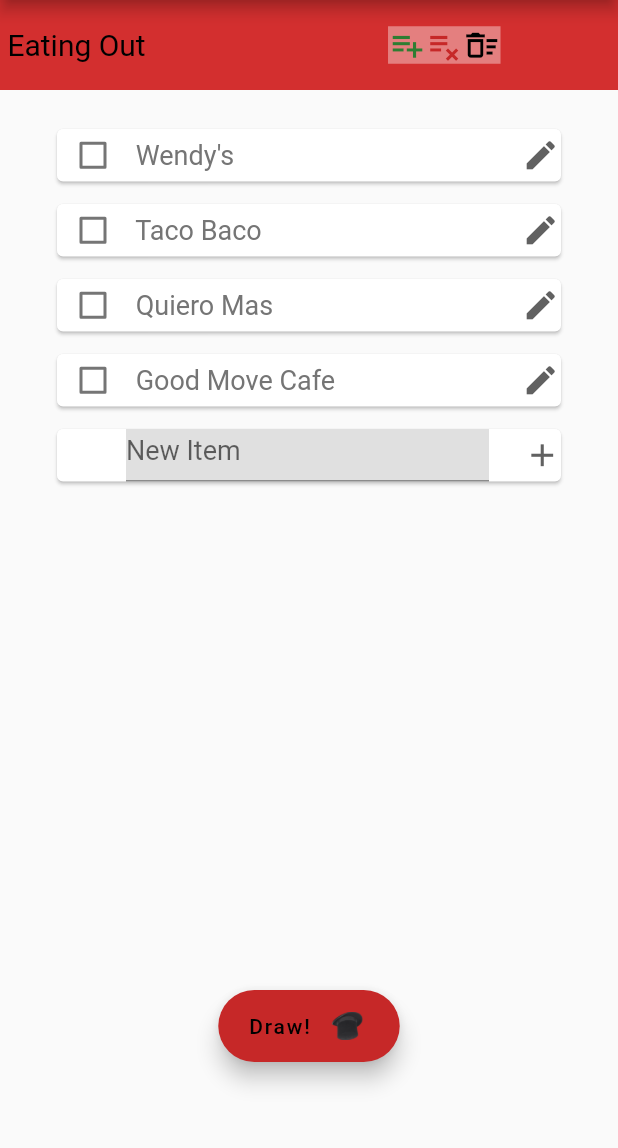
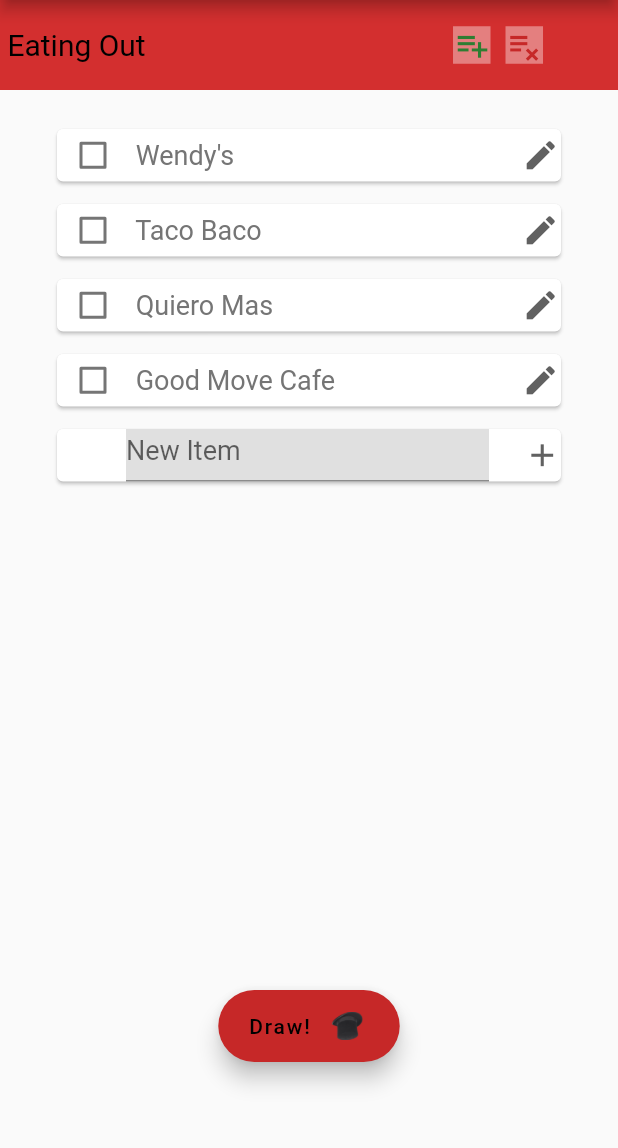
Before and after one commit to BrtWilson/hat_draw, a Flutter app: the CategoriesPage screen opened by its route, after a tap on "Eating Out", on a phone screen of 412 x 824 dp, the part 84-1232 px from its top. Run offline on Flutter 3.47's test engine with Material 2 defaults, Android fonts, the light colour scheme and no system bars.

Commit message:
Adjusted icons on item page (removed black icon, now only on Current Selection page). Added hero tags.
Still need to differentiate category and item editing.

```diff
--- a/lib/hdw_state.dart
+++ b/lib/hdw_state.dart
@@ -5,13 +5,16 @@
   List<String> _categories = ["Eating Out", "Board Games"];
   List<CategoryContents> _catMap = [
     CategoryContents("Eating Out", ["Wendy's", "Taco Baco", "Quiero Mas", "Good Move Cafe"]),
-    CategoryContents("Board Games", ["Skull", "Doom", "Dead of Winter", "Betrayal", "San Guo Sha", "Binding of Isaac"])];
+    CategoryContents("Board Games", ["Skull", "Doom", "Dead of Winter", "Betrayal", "San Guo Sha", "Binding of Isaac"])
+  ];
   List<String> _currentItems = []; // "Woops! Nothing."
   List<String> _currentFullCategories = [];
+  List<String> _previousSelection = [];
 
   List<String> get sCategories => _categories;
   List<CategoryContents> get sCatContents => _catMap;
   List<String> get sCurrentItems => _currentItems;
+  List<String> get sLastSelection => _previousSelection;
 
   bool addItem(String catName, String item) {
     int index = _categories.indexOf(catName);
@@ -132,6 +135,14 @@
     _currentItems = [];
     _currentFullCategories = [];
   }
+
+  int itemCount() {
+    return _currentItems.length;
+  }
+
+  saveAsHistory() {
+    _previousSelection = _currentItems;
+  }
 }
 
 
--- a/lib/pages/init_page.dart
+++ b/lib/pages/init_page.dart
@@ -36,6 +36,7 @@
                       Column(
                         children: [
                           FloatingActionButton.extended(
+                            heroTag: "prepare draw",
                             label: const Text("Prepare a Draw"),
                             backgroundColor: Colors.red[900],
                             foregroundColor: Colors.black,
@@ -47,7 +48,7 @@
                       ),
                   ),
                   FloatingActionButton.extended(
-                    key: const Key("InitDraw"),
+                    heroTag: "init draw",
                     label: const Text("Repeat last Draw"),
                     backgroundColor: Colors.red[900],
                     foregroundColor: Colors.black,
--- a/lib/pages/items_page.dart
+++ b/lib/pages/items_page.dart
@@ -123,6 +123,8 @@
 
   @override
   Widget build(BuildContext context) {
+    double iconsWidth = 60;
+
     return Container(
       width: HdwConstants.stdTileWidth(context),
       height: HdwConstants.tileHeight,
@@ -136,17 +138,23 @@
                   color: Colors.black
               )
           ),
-          const Spacer(flex: 2,),
-          Container(
-            color: Colors.white38,
+          const Spacer(flex: 4,),
+          SizedBox(
+            width: iconsWidth,
+//            color: Colors.white38,
             child: Row(
               children: [
                 if (HdwConstants.currentSelection != _catName)
                   InkWell(
-                    child: Icon(
+                    child:
+                      Container(
+                        color: Colors.white38,
+                        child:
+                          Icon(
                             Icons.playlist_add,
                             color: Colors.green[800],
                             size: 25.0,
+                          ),
                       ),
                     onTap: () {
                       Action_(ItemPageConstants.addCategory);
@@ -155,12 +163,17 @@
 
                     },
                   ),
+                const Spacer(),
                 if (HdwConstants.currentSelection != _catName)
                   InkWell(
+                    child:
+                    Container(
+                      color: Colors.white38,
                       child: Icon(
                         Icons.playlist_remove,
                         color: Colors.red[800],
                         size: 25.0,
+                      ),
                     ),
                     onTap: () {
                       Action_(ItemPageConstants.removeCategory);
@@ -169,11 +182,17 @@
 
                     },
                   ),
+                if (HdwConstants.currentSelection == _catName)
                   InkWell(
-                  child: const Icon(
+                    child:
+                      Container(
+                      color: Colors.white38,
+                      child:
+                        const Icon(
                           Icons.delete_sweep_outlined,
                           color: Colors.black,
                           size: 25.0,
+                        ),
                       ),
                     onTap: () {
                       Action_(ItemPageConstants.clearSelection);
```
Also changed, not shown: lib/hdw_classes/hcurr_selection_square.dart (added, +67 -0 lines), lib/hdw_classes/hdw_page_footer.dart (added, +25 -0 lines). Lines whose indentation alone changed are shown as unchanged.
